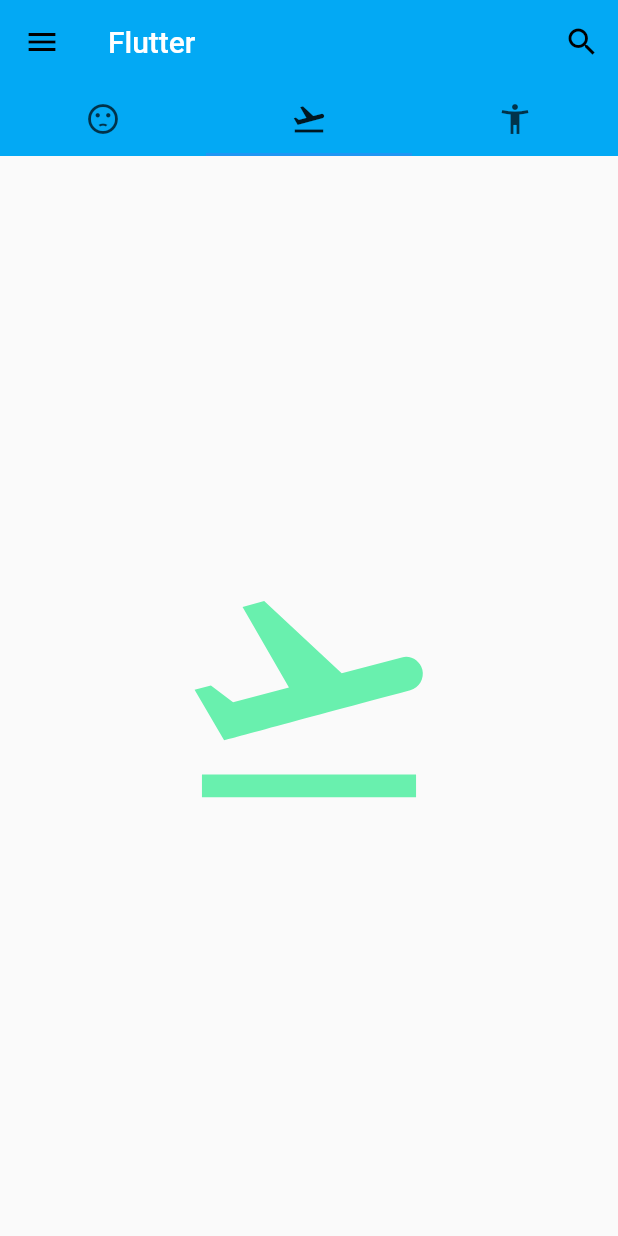
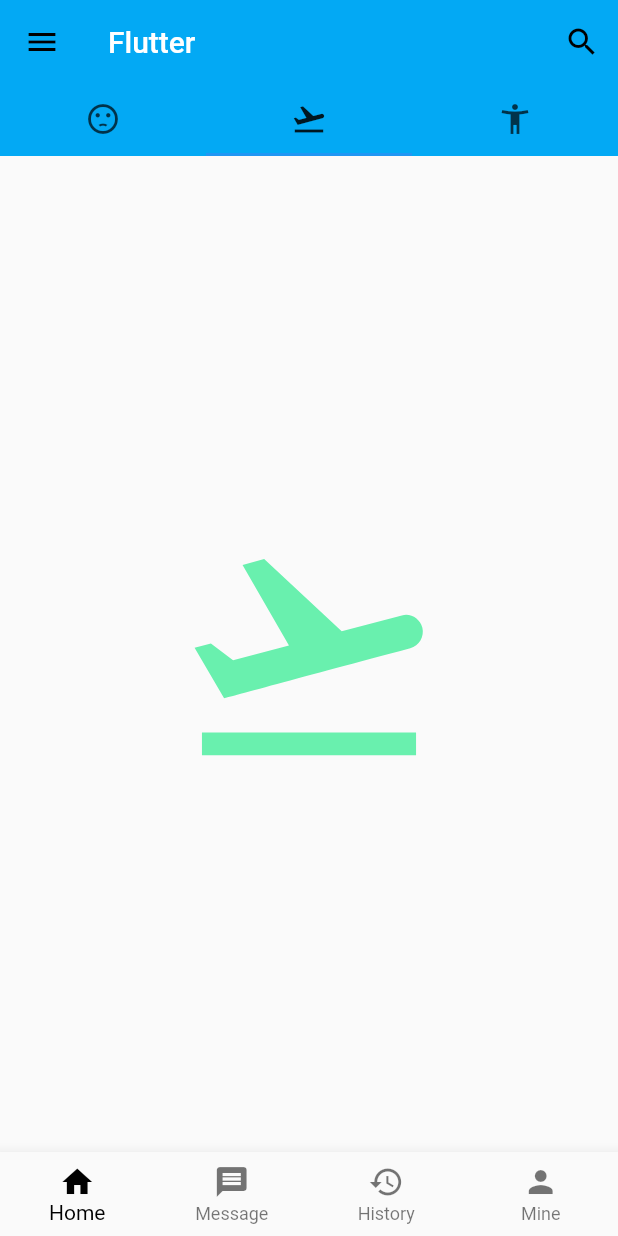
Before and after one commit to xiaoshuaiyu1993/flutter_dmeo, a Flutter app: the screen it shows after launch, tab 2 chosen, on a phone screen of 412 x 824 dp. Run offline on Flutter 3.47's test engine with Material 2 defaults, Android fonts, the phone set to English and light mode, and no system bars; network calls fail.

Commit message:
BottomNavigationBar的使用

```diff
--- /dev/null
+++ b/lib/demo/bottom_navigationbar_demo.dart
@@ -0,0 +1,38 @@
+import 'package:flutter/material.dart';
+
+class BottomNavigationBarDemo extends StatefulWidget {
+  _BottomNavigationBarDemoState createState() =>
+      _BottomNavigationBarDemoState();
+}
+
+class _BottomNavigationBarDemoState extends State<BottomNavigationBarDemo> {
+  int _currentIndex = 0;
+
+  void _onTapHandler(int index) {
+    setState(() {
+      _currentIndex = index;
+    });
+  }
+
+  @override
+  Widget build(BuildContext context) {
+    return Container(
+      child: BottomNavigationBar(
+        currentIndex: _currentIndex,
+        onTap: _onTapHandler,
+        // 当底部item数量超过3个时 需要将类型改为fixed
+        type: BottomNavigationBarType.fixed,
+        fixedColor: Colors.black,
+        items: [
+          BottomNavigationBarItem(icon: Icon(Icons.home), title: Text('Home')),
+          BottomNavigationBarItem(
+              icon: Icon(Icons.message), title: Text('Message')),
+          BottomNavigationBarItem(
+              icon: Icon(Icons.history), title: Text('History')),
+          BottomNavigationBarItem(
+              icon: Icon(Icons.person), title: Text('Mine')),
+        ],
+      ),
+    );
+  }
+}
--- a/lib/main.dart
+++ b/lib/main.dart
@@ -1,5 +1,7 @@
 import 'package:flutter/material.dart';
 import './demo/drawer_demo.dart';
+import './demo/bottom_navigationbar_demo.dart';
+import './demo/listview_demo.dart';
 
 void main() => runApp(MyWidget());
 
@@ -50,8 +52,7 @@ class Home extends StatelessWidget {
         ),
         body: TabBarView(
           children: <Widget>[
-            Icon(Icons.sentiment_dissatisfied,
-                size: 180.0, color: Colors.greenAccent),
+            ListViewDemo(),
             Icon(Icons.flight_takeoff, size: 180.0, color: Colors.greenAccent),
             Icon(Icons.accessibility_new,
                 size: 180.0, color: Colors.greenAccent),
@@ -59,6 +60,7 @@ class Home extends StatelessWidget {
         ),
         // 添加drawer会自动在appBar上添加一个菜单按钮，点击菜单可以打开drawer
         drawer: DrawerDemo(),
+        bottomNavigationBar: BottomNavigationBarDemo(),
       ),
     );
   }
```
Also changed, not shown: 11 other files.
